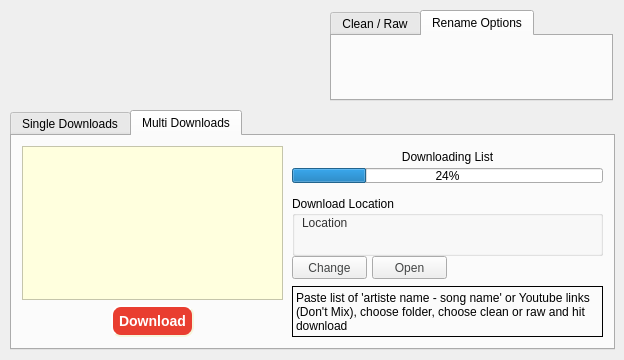
Old version of the form MainUiWindow.ui in the repository ktappdev/YTDownloader_PYQT5.
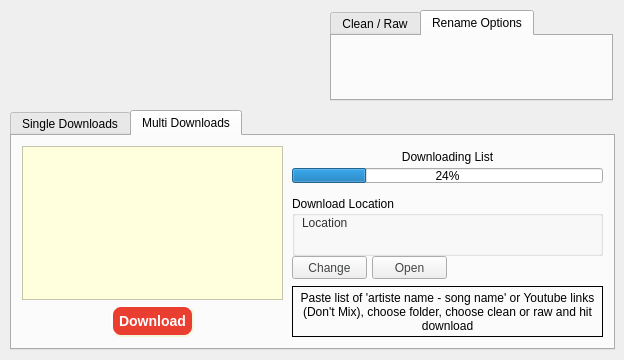
New version of the form. Icons and pictures are not drawn.

Commit message: Stable on windows - worker2 started

Diff of the .ui file:
```diff
--- a/MainUiWindow.ui
+++ b/MainUiWindow.ui
@@ -546,6 +546,9 @@
       <property name="text">
        <string>Paste list of 'artiste name - song name' or Youtube links (Don't Mix), choose folder, choose clean or raw and hit download</string>
       </property>
+      <property name="alignment">
+       <set>Qt::AlignCenter</set>
+      </property>
       <property name="wordWrap">
        <bool>true</bool>
       </property>
```
Left out of the diff: 10 changed lines with no effect on the pictures. The commit also changes 1 other file.
